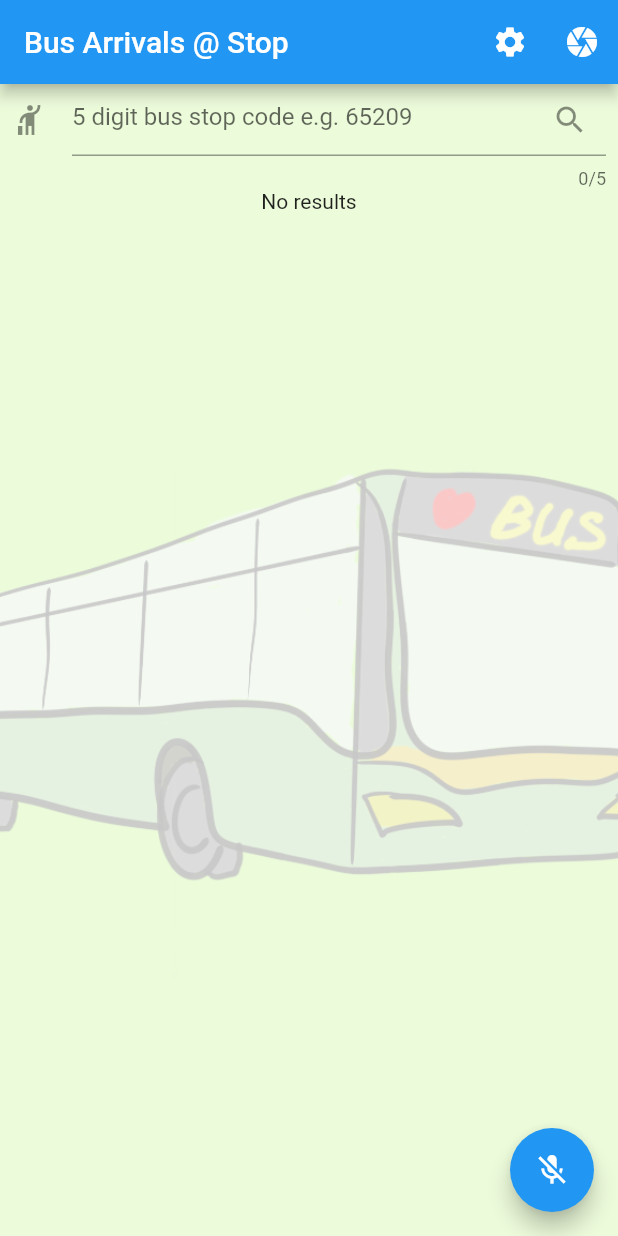
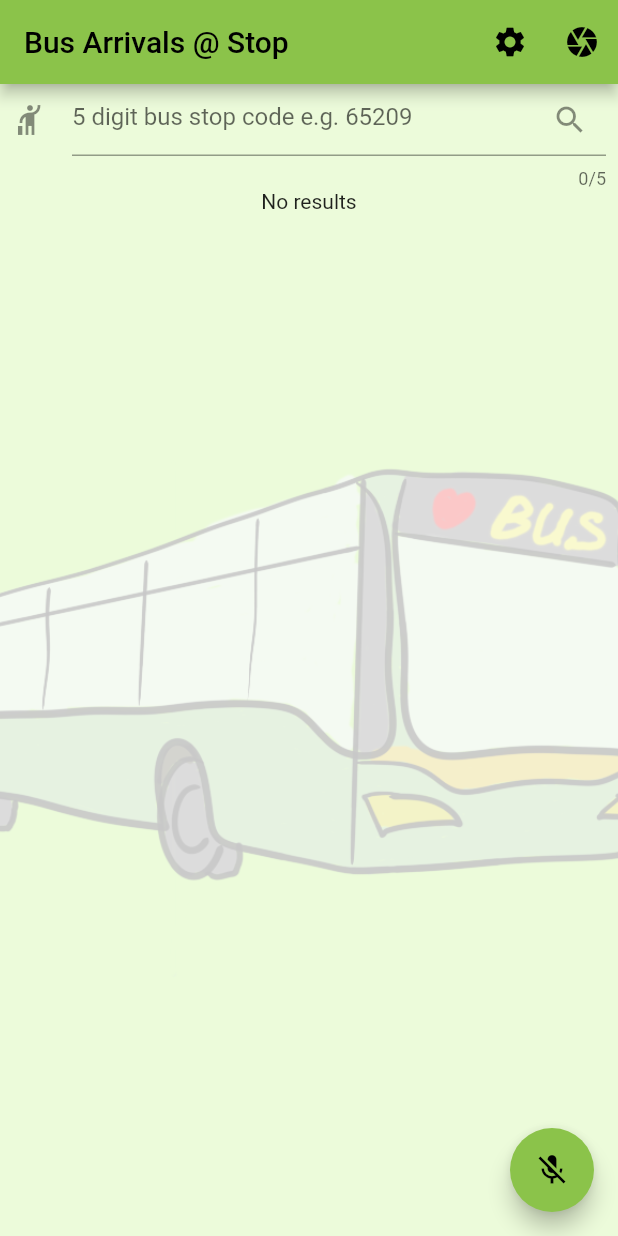
Before and after one commit to mipsmonsta/tokBusArrivals, a Flutter app: the screen it shows after launch, on a phone screen of 412 x 824 dp. Run offline on Flutter 3.47's test engine with Material 2 defaults, Android fonts, the phone set to English and light mode, and no system bars; our stand-ins replace bloc, camera, equatable, flutter_bloc, flutter_svg, flutter_tts and 2 more; missing offline and left inert: google_ml_kit; project files that could hold a hidden picture were left out.

```diff
--- a/lib/main.dart
+++ b/lib/main.dart
@@ -64,6 +64,7 @@ class MyApp extends StatelessWidget {
                     .state)), // put above MaterialAppLevel so that mute state read/write app-wide
       ],
       child: MaterialApp(
+        debugShowCheckedModeBanner: false,
         title: 'Tok Bus Arrival',
         theme: ThemeData(
             // This is the theme of your application.
@@ -75,8 +76,7 @@ class MyApp extends StatelessWidget {
             // or simply save your changes to "hot reload" in a Flutter IDE).
             // Notice that the counter didn't reset back to zero; the application
             // is not restarted.
-          primarySwatch: Colors.blue,
-        ),
+            primarySwatch: Colors.lightGreen),
         routes: {
           '/': (_) => ArrivalsMainPage(),
           '/settings': (_) => SpeechSettingsPage(),
--- a/pubspec.yaml
+++ b/pubspec.yaml
@@ -1,5 +1,5 @@
 name: tokbusarrival
-description: A new Flutter project.
+description: A SG Bus Arrivial Annoucement App with Text to Speech, Speech to Text and Computer Vision.
 
 # The following line prevents the package from being accidentally published to
 # pub.dev using `pub publish`. This is preferred for private packages.
@@ -15,7 +15,7 @@ publish_to: 'none' # Remove this line if you wish to publish to pub.dev
 # In iOS, build-name is used as CFBundleShortVersionString while build-number used as CFBundleVersion.
 # Read more about iOS versioning at
 # https://developer.apple.com/library/archive/documentation/General/Reference/InfoPlistKeyReference/Articles/CoreFoundationKeys.html
-version: 1.0.0+1
+version: 0.9.0+1
 
 environment:
   sdk: ">=2.12.0 <3.0.0"
```
Also changed, not shown: 3 other files. Lines whose indentation alone changed are shown as unchanged.
